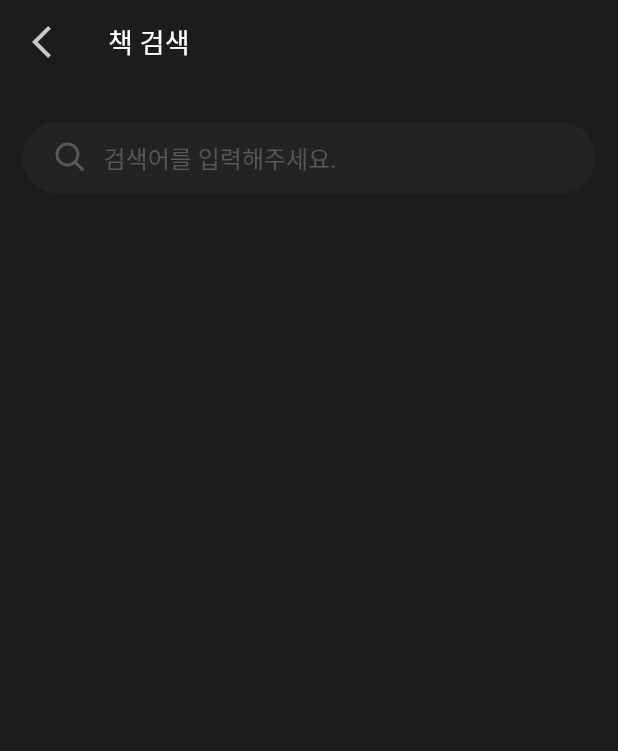
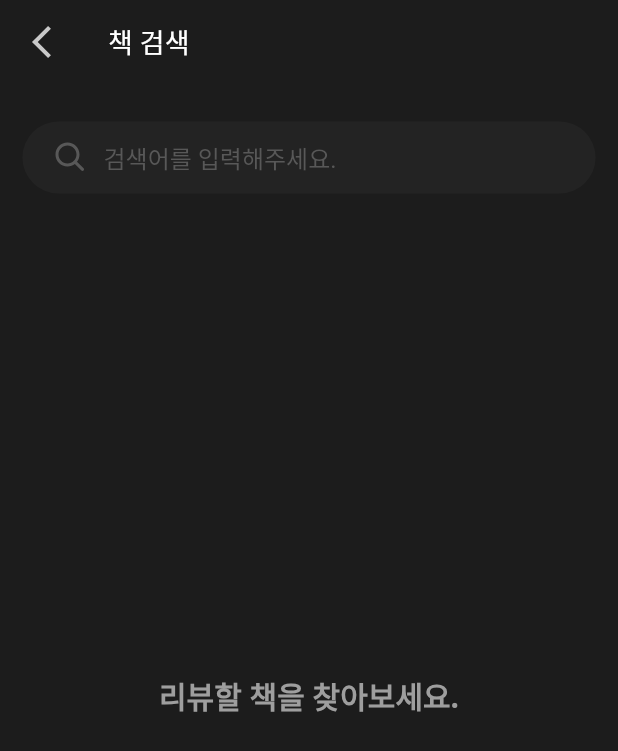
Before and after one commit to jjyoon92/book_review_flutter_app, a Flutter app: the SearchPage screen opened by its route, on a phone screen of 412 x 824 dp. Shown: the top 751 px of the screen. Run offline on Flutter 3.47's test engine with Material 2 defaults, Android fonts, the phone set to English and light mode, and no system bars; our stand-ins replace bloc, cloud_firestore, dio, equatable, firebase_auth, firebase_core and 9 more; accounts and stored records are empty; generated files the repository leaves out were written again.

Commit message:
검색 페이지 기능 구현 TODO: 페이징

```diff
--- a/lib/src/app.dart
+++ b/lib/src/app.dart
@@ -1,4 +1,5 @@
 import 'package:book_review_app/src/common/cubit/authentication_cubit.dart';
+import 'package:book_review_app/src/common/repository/naver_api_repository.dart';
 import 'package:book_review_app/src/common/repository/user_repository.dart';
 import 'package:book_review_app/src/detail.dart';
 import 'package:book_review_app/src/home.dart';
@@ -6,6 +7,7 @@ import 'package:book_review_app/src/home/page/home_page.dart';
 import 'package:book_review_app/src/init/page/init_page.dart';
 import 'package:book_review_app/src/login/page/login_page.dart';
 import 'package:book_review_app/src/root/page/root_page.dart';
+import 'package:book_review_app/src/search/cubit/search_book_cubit.dart';
 import 'package:book_review_app/src/search/page/search_page.dart';
 import 'package:book_review_app/src/signup/cubit/signup_cubit.dart';
 import 'package:book_review_app/src/signup/page/signup_page.dart';
@@ -40,7 +42,10 @@ class _AppState extends State<App> {
         switch (authStatus) {
           case AuthenticationStatus.authentication:
             // 회원가입 상태에서 로그인 완료.
-            return blockPageInAuthenticationState.contains(state.matchedLocation)? '/home' : state.matchedLocation;
+            return blockPageInAuthenticationState
+                    .contains(state.matchedLocation)
+                ? '/home'
+                : state.matchedLocation;
           case AuthenticationStatus.unAuthentication:
             return '/signup';
           case AuthenticationStatus.unknown:
@@ -66,13 +71,17 @@ class _AppState extends State<App> {
           builder: (context, state) => const HomePage(),
         ),
         GoRoute(
-          path: '/search',
-          builder: (context, state) => const SearchPage(),
-        ),
+            path: '/search',
+            builder: (context, state) => BlocProvider(
+                  create: (context) => SearchBookCubit(context.read<NaverBookRepository>()),
+                  child: const SearchPage(),
+                )),
         GoRoute(
           path: '/signup',
           builder: (context, state) => BlocProvider(
-            create: (context) => SignupCubit(context.read<AuthenticationCubit>().state.user!, context.read<UserRepository>()),
+            create: (context) => SignupCubit(
+                context.read<AuthenticationCubit>().state.user!,
+                context.read<UserRepository>()),
             child: const SignupPage(),
           ),
         ),
--- a/lib/src/common/components/app_font.dart
+++ b/lib/src/common/components/app_font.dart
@@ -7,6 +7,8 @@ class AppFont extends StatelessWidget {
   final FontWeight? fontWeight;
   final Color? color;
   final TextAlign? textAlign;
+  final int? maxLine;
+  final TextOverflow? overflow;
 
   const AppFont(
     this.text, {
@@ -15,6 +17,8 @@ class AppFont extends StatelessWidget {
     this.fontWeight = FontWeight.normal,
     this.color = Colors.white,
     this.textAlign = TextAlign.left,
+    this.maxLine,
+    this.overflow,
   });
 
   @override
@@ -22,6 +26,8 @@ class AppFont extends StatelessWidget {
     return Text(
       text,
       textAlign: textAlign,
+      maxLines: maxLine,
+      overflow: overflow,
       style: GoogleFonts.notoSans(
         fontSize: size,
         fontWeight: fontWeight,
--- /dev/null
+++ b/lib/src/search/cubit/search_book_cubit.dart
@@ -0,0 +1,47 @@
+import 'package:bloc/bloc.dart';
+import 'package:book_review_app/src/common/enum/common_state_status.dart';
+import 'package:book_review_app/src/common/model/naver_book_info_results.dart';
+import 'package:book_review_app/src/common/model/naver_book_search_option.dart';
+import 'package:book_review_app/src/common/repository/naver_api_repository.dart';
+import 'package:equatable/equatable.dart';
+
+class SearchBookCubit extends Cubit<SearchBookState> {
+  final NaverBookRepository _naverBookRepository;
+
+  SearchBookCubit(this._naverBookRepository) : super(SearchBookState());
+
+  void search(String searchKey) async {
+    emit(state.copyWith(status: CommonStateStatus.loading));
+    var searchOption = NaverBookSearchOption(
+      query: searchKey,
+      display: 10,
+      start: 1,
+      sort: NaverBookSearchType.date,
+    );
+    var result = await _naverBookRepository.searchBooks(searchOption);
+    emit(state.copyWith(status: CommonStateStatus.loaded, result: result));
+  }
+}
+
+class SearchBookState extends Equatable {
+  final CommonStateStatus status;
+  final NaverBookInfoResults? result;
+
+  const SearchBookState({
+    this.status = CommonStateStatus.init,
+    this.result,
+  });
+
+  SearchBookState copyWith({
+    CommonStateStatus? status,
+    NaverBookInfoResults? result,
+}) {
+    return SearchBookState(
+      status: status ?? this.status,
+      result: result ?? this.result,
+    );
+  }
+
+  @override
+  List<Object?> get props => [status, result];
+}
--- a/lib/src/search/page/search_page.dart
+++ b/lib/src/search/page/search_page.dart
@@ -1,6 +1,10 @@
 import 'package:book_review_app/src/common/components/app_font.dart';
 import 'package:book_review_app/src/common/components/input_widget.dart';
+import 'package:book_review_app/src/common/enum/common_state_status.dart';
+import 'package:book_review_app/src/common/model/naver_book_info.dart';
+import 'package:book_review_app/src/search/cubit/search_book_cubit.dart';
 import 'package:flutter/material.dart';
+import 'package:flutter_bloc/flutter_bloc.dart';
 import 'package:flutter_svg/flutter_svg.dart';
 import 'package:go_router/go_router.dart';
 
@@ -27,12 +31,115 @@ class SearchPage extends StatelessWidget {
         body: Padding(
           padding: const EdgeInsets.symmetric(horizontal: 15, vertical: 25),
           child: Column(
-            children: [InputWidget(
-              onSearch: (searchKey) {
-
-              },
-            )],
+            children: [
+              InputWidget(
+                onSearch: context.read<SearchBookCubit>().search,
+              ),
+              Expanded(child: _SearchResultView())
+            ],
           ),
         ));
   }
 }
+
+class _SearchResultView extends StatelessWidget {
+  _SearchResultView({super.key});
+
+  late SearchBookCubit cubit;
+
+  // Widget _initView() {
+  //   return const Center(
+  //       child: AppFont(
+  //     '리뷰할 책을 찾아보세요.',
+  //     size: 20,
+  //     fontWeight: FontWeight.bold,
+  //     color: Colors.grey,
+  //   ));
+  // }
+  //
+  // Widget _emptyView() {
+  //   return const Center(
+  //       child: AppFont(
+  //         '검색된 결과가 없습니다.',
+  //         size: 20,
+  //         fontWeight: FontWeight.bold,
+  //         color: Colors.grey,
+  //       ));
+  // }
+  //
+  Widget _messageView(String message) {
+    return Center(
+        child: AppFont(
+      message,
+      size: 20,
+      fontWeight: FontWeight.bold,
+      color: Colors.grey,
+    ));
+  }
+
+  Widget result() {
+    return ListView.separated(
+      itemBuilder: (context, index) {
+        NaverBookInfo bookInfo = cubit.state.result!.items![index];
+        return Row(
+          children: [
+            SizedBox(
+              width: 75,
+              height: 115,
+              child: Image.network(bookInfo.image ?? ''),
+            ),
+            const SizedBox(width: 15),
+            Expanded(
+              child: Column(
+                crossAxisAlignment: CrossAxisAlignment.stretch,
+                children: [
+                  AppFont(
+                    bookInfo.title ?? '',
+                    maxLine: 2,
+                    overflow: TextOverflow.ellipsis,
+                    size: 16,
+                  ),
+                  const SizedBox(height: 7),
+                  AppFont(
+                    bookInfo.author ?? '',
+                    color: const Color(0xff878787),
+                    size: 13,
+                  ),
+                  const SizedBox(height: 13),
+                  AppFont(
+                    bookInfo.description ?? '',
+                    color: const Color(0xff838383),
+                    maxLine: 2,
+                    overflow: TextOverflow.ellipsis,
+                    size: 12,
+                  ),
+                ],
+              ),
+            )
+          ],
+        );
+      },
+      separatorBuilder: (context, index) =>
+      const Padding(
+        padding: EdgeInsets.symmetric(vertical: 10.0),
+        child: Divider(
+          color: Color(0xff262626),
+        ),
+      ),
+      itemCount: cubit.state.result!.items!.length,
+    );
+  }
+
+  @override
+  Widget build(BuildContext context) {
+    cubit = context.watch<SearchBookCubit>();
+    if (cubit.state.status == CommonStateStatus.init) {
+      return _messageView('리뷰할 책을 찾아보세요.');
+    }
+    if (cubit.state.status == CommonStateStatus.loaded &&
+        (cubit.state.result == null || cubit.state.result!.items!.isEmpty)) {
+      return _messageView('검색된 결과가 없습니다.');
+    }
+    return result();
+  }
+}
```
